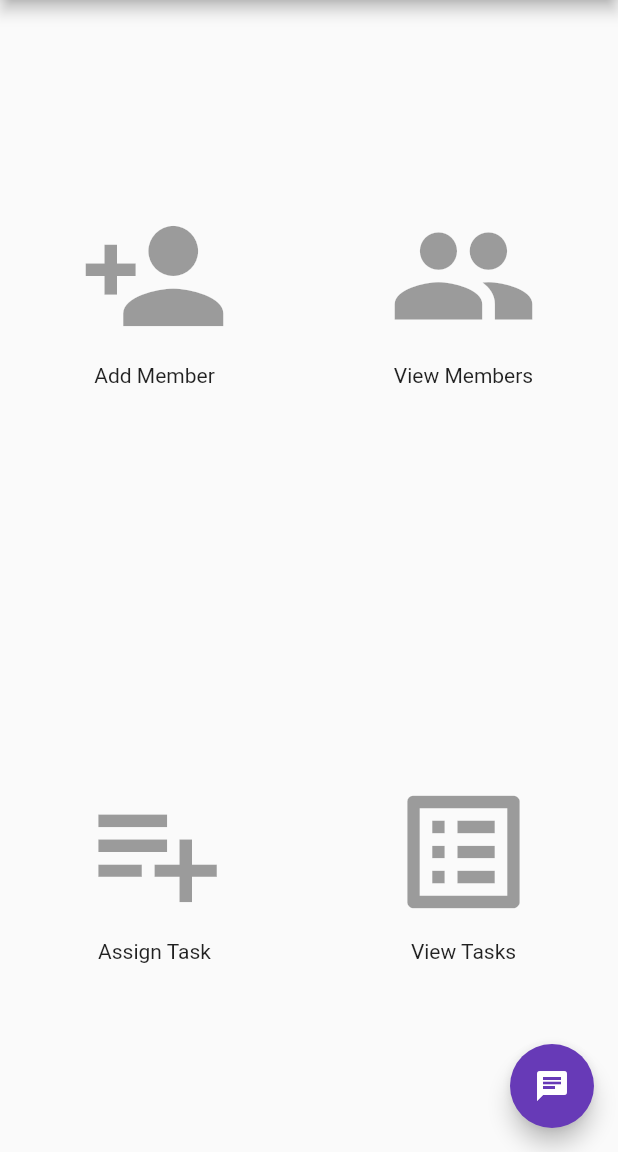
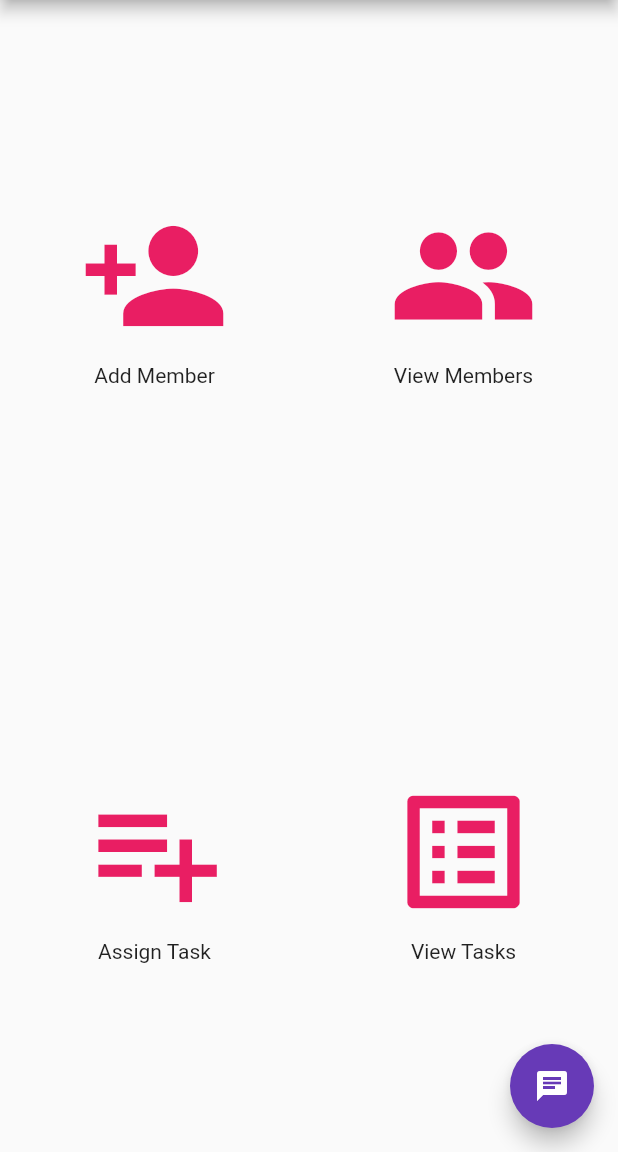
Before and after one commit to akashmuralee/Ast-App, a Flutter app: the screen it shows after launch, on a phone screen of 412 x 824 dp, the part 84-1236 px from its top. Run offline on Flutter 3.47's test engine with Material 2 defaults, Android fonts, the phone set to English and light mode, and no system bars.

Commit message:
Add Member FE Complete

```diff
--- a/lib/main.dart
+++ b/lib/main.dart
@@ -1,5 +1,6 @@
 import 'package:flutter/material.dart';
 import 'package:flutter/rendering.dart';
+import 'addMember.dart';
 
 void main() {
   runApp(MyApp());
@@ -36,60 +37,70 @@ class _HomepageState extends State<Homepage> {
           height: 55,
         ),
       ),
-
       body: Column(
         mainAxisAlignment: MainAxisAlignment.spaceAround,
         children: [
           Row(
             mainAxisAlignment: MainAxisAlignment.spaceAround,
             children: [
-                Column(
-                  children:[
-                      IconButton(
-                        iconSize: 100.0,
-                  icon:Icon(Icons.person_add) , onPressed: null),
-                  Text("Add Member")
-                  ]
-                ),
-               Column(
-                  children:[
-                      IconButton(
-                        iconSize: 100.0,
-                  icon:Icon(Icons.group) , onPressed: null),
-                  Text("View Members")
-                  ]
-                )
+              MainIcons(
+                  Icons.person_add, "Add Member"),
+              MainIcons(Icons.group, "View Members"),
             ],
           ),
           Row(
             mainAxisAlignment: MainAxisAlignment.spaceAround,
             children: [
-                Column(
-                  children:[
-                      IconButton(
-                        iconSize: 100.00,
-                  icon:Icon(Icons.playlist_add) , onPressed: null),
-                  Text("Assign Task")
-                  ]
-                ),
-                Column(
-                  children:[
-                      IconButton(
-                        iconSize: 100.0,
-                  icon:Icon(Icons.list_alt) , onPressed: null),
-                  Text("View Tasks")
-                  ]
-                )
+              MainIcons(Icons.playlist_add, "Assign Task"),
+              MainIcons(Icons.list_alt, "View Tasks"),
             ],
           ),
-
         ],
       ),
-
       floatingActionButton: FloatingActionButton(
         child: Icon(Icons.chat),
-
       ),
     );
   }
 }
+
+class ViewMembers extends StatelessWidget {
+  @override
+  Widget build(BuildContext context) {
+    return Scaffold(
+        appBar: AppBar(
+          title: Image(
+            image: AssetImage('assets/logoplainwt.png'),
+            height: 55,
+          ),
+        ),
+        body: Text("View Members"));
+  }
+}
+
+
+
+class MainIcons extends StatelessWidget {
+  Color _color;
+  IconData _icons;
+  String _iconText;
+  Function _dest;
+  MainIcons(this._icons, this._iconText);
+
+  @override
+  Widget build(BuildContext context) {
+    return Column(children: [
+      IconButton(
+          iconSize: 100.0,
+          icon: Icon(_icons, color: Colors.pink),
+          splashColor: Colors.deepPurple,
+          onPressed: () {
+            Navigator.push(
+              context,
+              MaterialPageRoute(builder: (context) => AddMember()),
+            );
+          }),
+      Text(_iconText)
+    ]);
+  }
+}
```
Also changed, not shown: lib/addMember.dart (added, +188 -0 lines), lib/template.dart (added, +22 -0 lines). Lines whose indentation alone changed are shown as unchanged.
